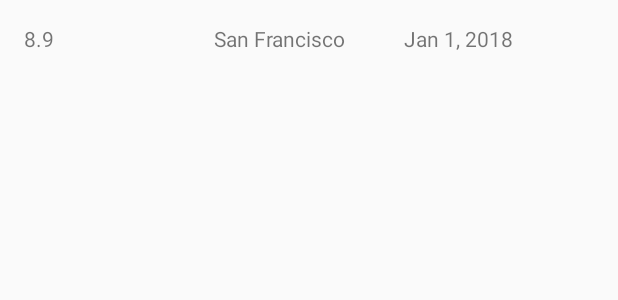
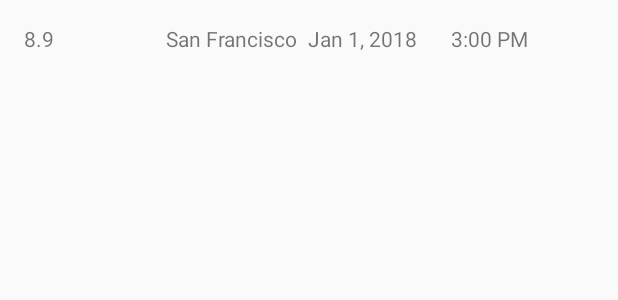
Before and after one commit to andreshidalgo08/Udacity-Quake-Report, an Android app: the layout earthquake_list_item.xml on its own in the app's theme, with its tools: preview values and no code run, on a phone screen of 412 x 824 dp. Shown: the top 300 px of the screen. Run offline under Robolectric (Android 15) with nearby library versions, the phone set to English and light mode, and no system bars.

Commit message:
Added time, SimpleDateFormat

```diff
--- a/app/src/main/res/layout/earthquake_list_item.xml
+++ b/app/src/main/res/layout/earthquake_list_item.xml
@@ -27,4 +27,11 @@
         android:layout_weight="1"
         tools:text="Jan 1, 2018"/>
 
+    <TextView
+        android:id="@+id/time"
+        android:layout_width="0dp"
+        android:layout_height="wrap_content"
+        android:layout_weight="1"
+        tools:text="3:00 PM"/>
+
 </LinearLayout>
```
Also changed, not shown: app/src/main/java/com/example/android/quakereport/Earthquake.java (+5 -5 lines), app/src/main/java/com/example/android/quakereport/EarthquakeAdapter.java (+9 -1 lines).
